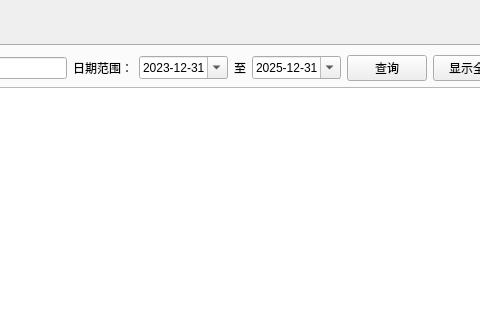
Above: HotelSystem/mainwindow.ui from Floraluke/Qt_github before the change; both pictures show x 304 to 784 and y 0 to 320 of the 934 by 699 pixel window. Below: the same form after it.
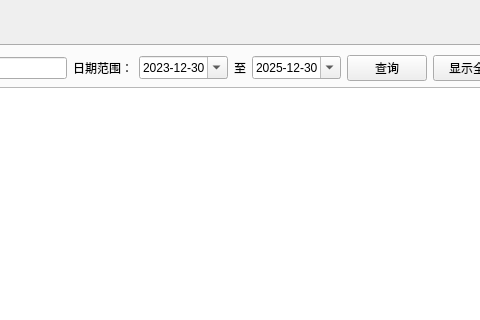
That is the form after the change. The open tabs and pages were chosen to show the change.

Patch:
```diff
--- a/HotelSystem/mainwindow.ui
+++ b/HotelSystem/mainwindow.ui
@@ -124,7 +124,7 @@
               <second>0</second>
               <year>2023</year>
               <month>12</month>
-              <day>31</day>
+              <day>30</day>
              </datetime>
             </property>
             <property name="displayFormat">
@@ -151,7 +151,7 @@
               <second>0</second>
               <year>2025</year>
               <month>12</month>
-              <day>31</day>
+              <day>30</day>
              </datetime>
             </property>
             <property name="displayFormat">
```
Left out of the diff: 2 changed lines with no effect on the pictures.
